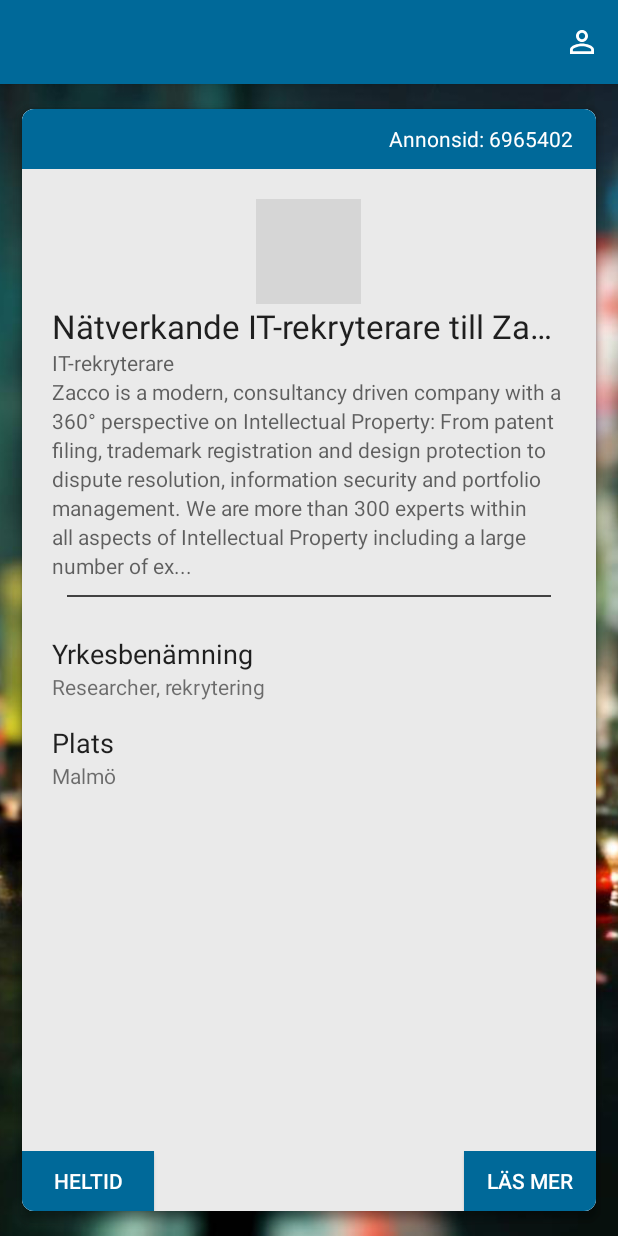
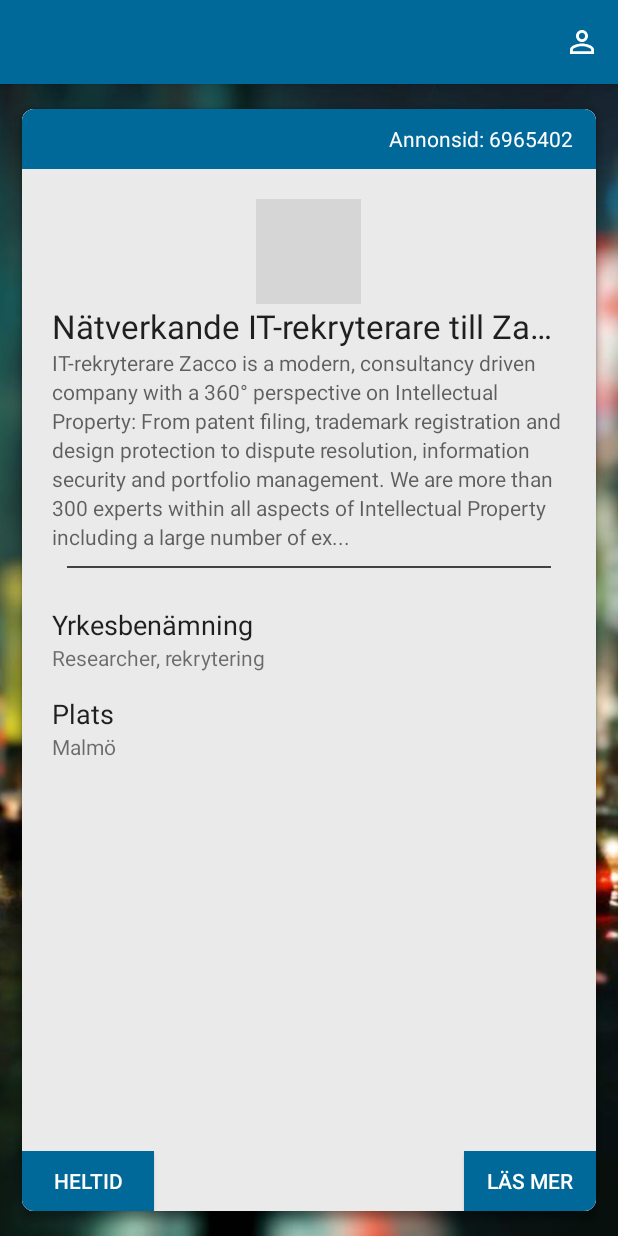
Before and after one commit to felixruponen/jobsweeper, an Android app: the screen it shows after launch (MainActivity), on a phone screen of 412 x 824 dp. Run offline under Robolectric (Android 15) with nearby library versions, the phone set to English and light mode, and no system bars; our stand-ins replace Picasso; pictures from the network do not load; grey boxes are pictures that could not be loaded.

Commit message:
Done some smaller fixes and looped job adverts in the swiper

```diff
--- a/app/src/main/java/se/openhack/jobsweeper/fragments/JobSwipeFragment.java
+++ b/app/src/main/java/se/openhack/jobsweeper/fragments/JobSwipeFragment.java
@@ -58,6 +58,7 @@ public class JobSwipeFragment extends Fragment {
     }
 
     private void collectJobs(){
+        spinner.setVisibility(View.VISIBLE);
         int userId = ((MainActivity)getActivity()).getIntKey("userId");
         HttpGet getjobs = new HttpGet("/jobs", userId, new OnResponse<String>() {
             @Override
@@ -182,23 +183,18 @@ public class JobSwipeFragment extends Fragment {
                 //If you want to use it just cast it (String) dataObject
                 JobAdvert advert = (JobAdvert)dataObject;
                 postDelta(advert, -1);
-
-                Toast.makeText(getContext(), "Left!", Toast.LENGTH_SHORT).show();
             }
-
 
             @Override
             public void onRightCardExit(Object dataObject) {
-
                 JobAdvert advert = (JobAdvert)dataObject;
                 postDelta(advert, 1);
-
-                Toast.makeText(getContext(), "Right!", Toast.LENGTH_SHORT).show();
             }
 
             @Override
             public void onAdapterAboutToEmpty(int itemsInAdapter) {
                 // Ask for more data here
+                collectJobs();
             }
 
             @Override
@@ -283,7 +279,8 @@ public class JobSwipeFragment extends Fragment {
 
                 //Concat the title
                 if(viewText.length() > 350){
-                    viewText = viewText.substring(0, 350) + "...";
+                    viewText = viewText.substring(0, 350).replace("\n", "") + "...";
+
                 }
                 viewHolder.jobDescription.setText(viewText);
                 viewHolder.place.setText(jobAdvert.getAdvert().getKommunName());
```
